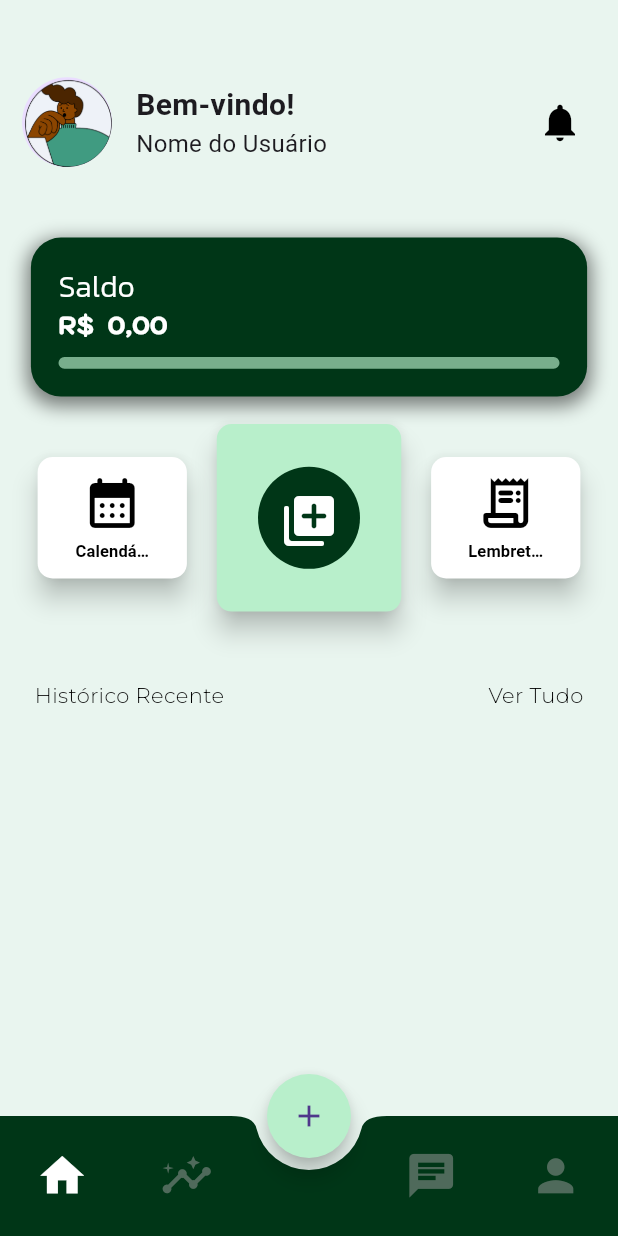
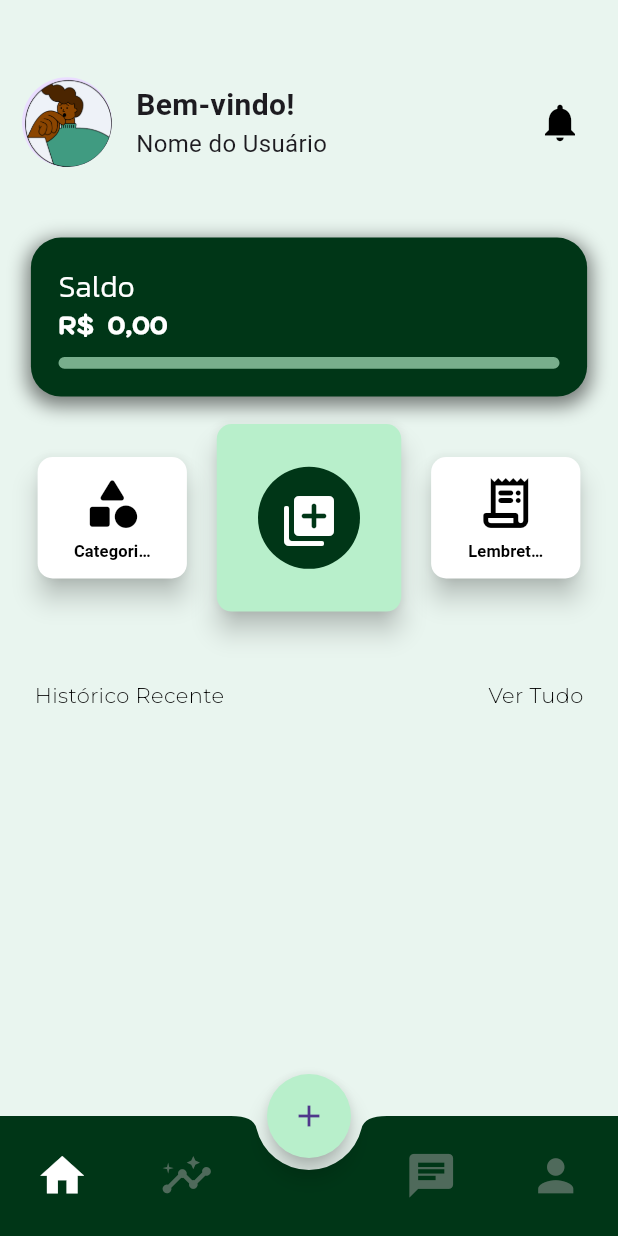
Before and after one commit to devgrc/teste_flutter, a Flutter app: the screen it shows after launch, on a phone screen of 412 x 824 dp. Run offline on Flutter 3.47's test engine with Material 3 defaults, Android fonts, the phone set to English and light mode, and no system bars; our stand-ins replace flutter_vector_icons, font_awesome_flutter; Roboto replaces fonts that are missing (Kantumruy); project files that could hold a hidden picture were left out.

```diff
--- a/lib/features/home/home_page_view.dart
+++ b/lib/features/home/home_page_view.dart
@@ -2,6 +2,7 @@ import 'package:flutter/material.dart';
 import 'package:teste_flutter/common/constants/routes.dart';
 import 'package:teste_flutter/features/chatbot/chat_bot_page.dart';
 import 'package:teste_flutter/features/insights/graficos_page.dart';
+import 'package:teste_flutter/features/perfil/perfil_page.dart';
 import 'home_controller.dart';
 import 'package:teste_flutter/common/app_text_styles.dart';
 import 'package:teste_flutter/common/extensions/sizes.dart';
@@ -24,12 +25,14 @@ class HomePageView extends StatelessWidget {
         builder: (context, controller, child) {
           // Lista de páginas para navegação
           final List<Widget> pages = [
-            _buildHomePage(context, textScaleFactor), // HomePage
+            _buildHomePage(context, textScaleFactor),
             const GraficosPage(), // Página de Insights
-            const ChatBotPage(),  // Página do ChatBot
+            const ChatBotPage(), // Página do ChatBot
+            const PerfilPage(),
           ];
 
-         return pages[controller.state.selectedIndex.clamp(0, pages.length - 1)]; // Exibe a página de acordo com o índice
+          return pages[controller.state.selectedIndex.clamp(
+              0, pages.length - 1)]; // Exibe a página de acordo com o índice
         },
       ),
       bottomNavigationBar: BottomAppBar(
@@ -61,7 +64,8 @@ class HomePageView extends StatelessWidget {
               color: controller.state.selectedIndex == 2
                   ? const Color.fromARGB(255, 255, 255, 255)
                   : Colors.grey.withOpacity(0.5),
-              onPressed: () => controller.updateSelectedIndex(2), // Quando clicar no chat, vai para a página do chatbot
+              onPressed: () => controller.updateSelectedIndex(
+                  2), // Quando clicar no chat, vai para a página do chatbot
               iconSize: 35.0,
             ),
             IconButton(
@@ -104,8 +108,7 @@ class HomePageView extends StatelessWidget {
                     children: [
                       const CircleAvatar(
                         radius: 30.0,
-                        backgroundImage:
-                            AssetImage('assets/images/avatar.png'),
+                        backgroundImage: AssetImage('assets/images/avatar.png'),
                       ),
                       SizedBox(width: 16.w),
                       Column(
@@ -120,8 +123,7 @@ class HomePageView extends StatelessWidget {
                           ),
                           Text(
                             'Nome do Usuário',
-                              style:
-                                  TextStyle(fontSize: 16.0 * textScaleFactor),
+                            style: TextStyle(fontSize: 16.0 * textScaleFactor),
                           ),
                         ],
                       ),
@@ -189,8 +191,7 @@ class HomePageView extends StatelessWidget {
                             width: controller.progressBarWidth,
                             height: 8.61.h,
                             decoration: BoxDecoration(
-                                color:
-                                    const Color(0xFFB8EFCB).withOpacity(0.65),
+                              color: const Color(0xFFB8EFCB).withOpacity(0.65),
                               borderRadius: BorderRadius.circular(4.3),
                             ),
                           );
@@ -220,14 +221,26 @@ class HomePageView extends StatelessWidget {
                                 borderRadius: BorderRadius.circular(10.0),
                               ),
                             ),
+                            child: GestureDetector(
+                              onTap: () {
+                                // Navega para a página de Categorias usando a rota nomeada
+                                Navigator.pushNamed(
+                                    context, NamedRoutes.transaction);
+                              },
+                              child: GestureDetector(
+                                onTap: () {
+                                  // Navega para a página de Categorias usando a rota nomeada
+                                  Navigator.pushNamed(
+                                      context, NamedRoutes.categorias);
+                                },
                                 child: Column(
                                   mainAxisAlignment: MainAxisAlignment.center,
                                   children: [
-                                  const Icon(Icons.calendar_month_rounded,
+                                    const Icon(Icons.category_rounded,
                                         color: Colors.black, size: 40.0),
                                     const SizedBox(height: 4.0),
                                     Text(
-                                    'Calendário',
+                                      'Categorias',
                                       style: AppTextStyles.KantumruyDespRecei
                                           .copyWith(
                                               fontSize: 11 * textScaleFactor),
@@ -235,6 +248,8 @@ class HomePageView extends StatelessWidget {
                                       overflow: TextOverflow.ellipsis,
                                     ),
                                   ],
+                                ),
+                              ),
                             ),
                           ),
                         ),
@@ -297,8 +312,8 @@ class HomePageView extends StatelessWidget {
                                 const SizedBox(height: 4.0),
                                 Text(
                                   'Lembretes',
-                                    style: AppTextStyles.KantumruyDespRecei
-                                        .copyWith(
+                                  style:
+                                      AppTextStyles.KantumruyDespRecei.copyWith(
                                           fontSize: 11 * textScaleFactor),
                                   textAlign: TextAlign.center,
                                   overflow: TextOverflow.ellipsis,
@@ -418,8 +433,8 @@ class HomePageView extends StatelessWidget {
                                             formattedValue,
                                             style: TextStyle(
                                               fontSize: 16.h,
-                                                color: transaction.tipo ==
-                                                        'Receita'
+                                              color:
+                                                  transaction.tipo == 'Receita'
                                                       ? Colors.green
                                                       : Colors.red,
                                             ),
```
Lines whose indentation alone changed are shown as unchanged.
